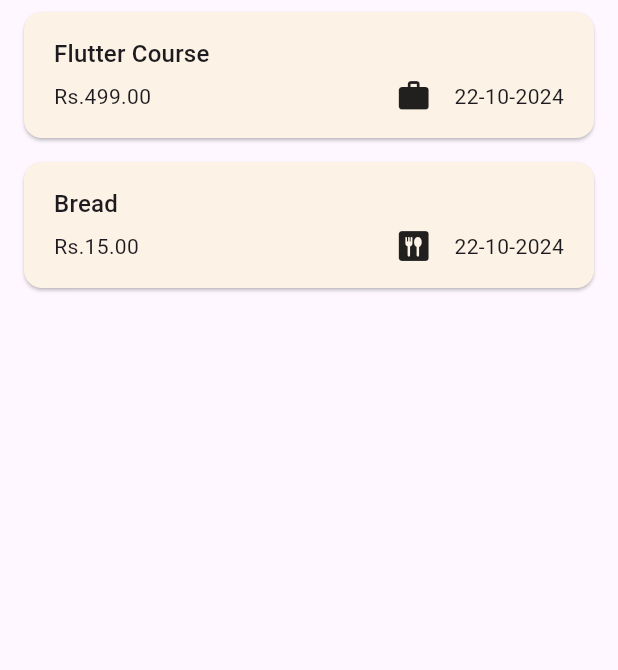
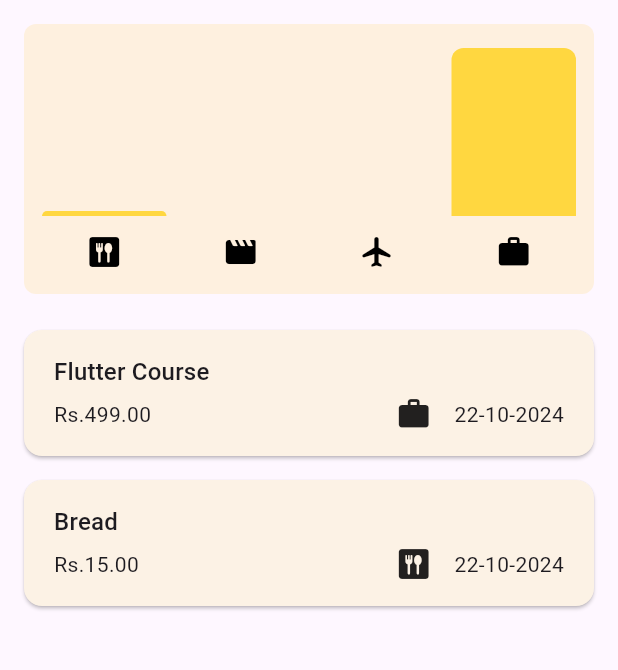
Before and after one commit to Bhavyak789/Expense_Tracker, a Flutter app: the screen it shows after launch, on a phone screen of 412 x 824 dp, the part 84-754 px from its top. Run offline on Flutter 3.47's test engine with Material 3 defaults, Android fonts, the phone set to English and light mode, and no system bars.

Commit message:
Chart added, some color issues fixed

```diff
--- a/lib/main.dart
+++ b/lib/main.dart
@@ -1,5 +1,4 @@
 import 'package:expense_app/widgets/expenses.dart';
-//import 'package:flutter/gestures.dart';
 import 'package:flutter/material.dart';
 
 var kColorScheme = ColorScheme.fromSeed(
@@ -18,11 +17,10 @@ void main() {
     MaterialApp(
       darkTheme: ThemeData.dark().copyWith(
         colorScheme: kDarkColorScheme,
-        //iconTheme: IconThemeData(color: Colors.black),
         elevatedButtonTheme: ElevatedButtonThemeData(
           style: ElevatedButton.styleFrom(
             backgroundColor: Colors.amber,
-            foregroundColor: Colors.black, //kDarkColorScheme.primaryContainer,
+            foregroundColor: Colors.black,
             shape: RoundedRectangleBorder(
               borderRadius: BorderRadius.circular(8),
             ),
@@ -31,8 +29,7 @@ void main() {
         appBarTheme: const AppBarTheme().copyWith(
             backgroundColor: Colors.amber, foregroundColor: Colors.black),
         cardTheme: const CardTheme().copyWith(
-          color: const Color.fromARGB(
-              255, 63, 60, 43), //kDarkColorScheme.onPrimaryFixedVariant,
+          color: const Color.fromARGB(255, 63, 60, 43),
           margin: const EdgeInsets.symmetric(horizontal: 16, vertical: 8),
         ),
         snackBarTheme: const SnackBarThemeData(
@@ -41,10 +38,10 @@ void main() {
             actionTextColor: Colors.amberAccent),
         textTheme: ThemeData().textTheme.copyWith(
               titleMedium: const TextStyle(color: Colors.white, fontSize: 16),
-              bodyMedium: TextStyle(color: Colors.amberAccent),
-              bodyLarge: TextStyle(color: Colors.white),
+              bodyMedium: const TextStyle(color: Colors.white),
+              bodyLarge: const TextStyle(color: Colors.white),
             ),
-        dialogTheme: DialogTheme(
+        dialogTheme: const DialogTheme(
             titleTextStyle: TextStyle(
               color: Colors.amberAccent,
               fontSize: 20,
@@ -63,18 +60,10 @@ void main() {
         ),
         appBarTheme: const AppBarTheme().copyWith(
           backgroundColor: Colors.amberAccent,
-          //foregroundColor: Colors.amberAccent,
         ),
         cardTheme: const CardTheme().copyWith(
           margin: const EdgeInsets.symmetric(horizontal: 16, vertical: 8),
         ),
-        // textTheme: ThemeData().textTheme.copyWith(
-        //       titleMedium: const TextStyle(
-        //           fontWeight: FontWeight.bold,
-        //           fontSize: 16,
-        //           color: Colors.black),
-        //       titleLarge: TextStyle(fontWeight: FontWeight.bold),
-        //     ),
       ),
       themeMode: ThemeMode.system,
       home: const Expenses(),
--- a/lib/models/expense.dart
+++ b/lib/models/expense.dart
@@ -31,3 +31,23 @@ class Expense {
     return formatter.format(date);
   }
 }
+
+class ExpenseBucket {
+  const ExpenseBucket({required this.category, required this.expenses});
+
+  ExpenseBucket.forCategory(List<Expense> allExpenses, this.category)
+      : expenses = allExpenses
+            .where((expense) => expense.category == category)
+            .toList();
+
+  final Category category;
+  final List<Expense> expenses;
+
+  double get totalExpense {
+    double sum = 0;
+    for (final expense in expenses) {
+      sum += expense.amount;
+    }
+    return sum;
+  }
+}
--- /dev/null
+++ b/lib/widgets/chart/chart.dart
@@ -0,0 +1,85 @@
+import 'package:flutter/material.dart';
+
+import 'package:expense_app/widgets/chart/chart_bar.dart';
+import 'package:expense_app/models/expense.dart';
+
+class Chart extends StatelessWidget {
+  const Chart({super.key, required this.expenses});
+
+  final List<Expense> expenses;
+
+  List<ExpenseBucket> get buckets {
+    return [
+      ExpenseBucket.forCategory(expenses, Category.food),
+      ExpenseBucket.forCategory(expenses, Category.lesiure),
+      ExpenseBucket.forCategory(expenses, Category.travel),
+      ExpenseBucket.forCategory(expenses, Category.work),
+    ];
+  }
+
+  double get maxTotalExpense {
+    double maxTotalExpense = 0;
+
+    for (final bucket in buckets) {
+      if (bucket.totalExpense > maxTotalExpense) {
+        maxTotalExpense = bucket.totalExpense;
+      }
+    }
+
+    return maxTotalExpense;
+  }
+
+  @override
+  Widget build(BuildContext context) {
+    final isDarkMode =
+        MediaQuery.of(context).platformBrightness == Brightness.dark;
+    return Container(
+      margin: const EdgeInsets.all(16),
+      padding: const EdgeInsets.symmetric(
+        vertical: 16,
+        horizontal: 8,
+      ),
+      width: double.infinity,
+      height: 180,
+      decoration: BoxDecoration(
+        borderRadius: BorderRadius.circular(8),
+        color: isDarkMode
+            ? Color.fromARGB(255, 63, 60, 43)
+            : Theme.of(context).colorScheme.primary.withOpacity(0.13),
+      ),
+      child: Column(
+        children: [
+          Expanded(
+            child: Row(
+              crossAxisAlignment: CrossAxisAlignment.end,
+              children: [
+                for (final bucket in buckets) // alternative to map()
+                  ChartBar(
+                    fill: bucket.totalExpense == 0
+                        ? 0
+                        : bucket.totalExpense / maxTotalExpense,
+                  )
+              ],
+            ),
+          ),
+          const SizedBox(height: 12),
+          Row(
+            children: buckets
+                .map(
+                  (bucket) => Expanded(
+                    child: Padding(
+                      padding: const EdgeInsets.symmetric(horizontal: 4),
+                      child: Icon(categoryIcons[bucket.category],
+                          color: isDarkMode
+                              ? Theme.of(context).colorScheme.secondary
+                              : Colors.black),
+                    ),
+                  ),
+                )
+                .toList(),
+          )
+        ],
+      ),
+    );
+  }
+}
--- /dev/null
+++ b/lib/widgets/chart/chart_bar.dart
@@ -0,0 +1,33 @@
+import 'package:flutter/material.dart';
+
+class ChartBar extends StatelessWidget {
+  const ChartBar({
+    super.key,
+    required this.fill,
+  });
+
+  final double fill;
+
+  @override
+  Widget build(BuildContext context) {
+    final isDarkMode =
+        MediaQuery.of(context).platformBrightness == Brightness.dark;
+    return Expanded(
+      child: Padding(
+        padding: const EdgeInsets.symmetric(horizontal: 4),
+        child: FractionallySizedBox(
+          heightFactor: fill,
+          child: DecoratedBox(
+            decoration: BoxDecoration(
+                shape: BoxShape.rectangle,
+                borderRadius:
+                    const BorderRadius.vertical(top: Radius.circular(8)),
+                color: isDarkMode
+                    ? Theme.of(context).colorScheme.secondary
+                    : Colors.amberAccent),
+          ),
+        ),
+      ),
+    );
+  }
+}
--- a/lib/widgets/expenses.dart
+++ b/lib/widgets/expenses.dart
@@ -1,3 +1,4 @@
+import 'package:expense_app/widgets/chart/chart.dart';
 import 'package:expense_app/widgets/expenses_list/expense_list.dart';
 import 'package:expense_app/models/expense.dart';
 import 'package:expense_app/widgets/new_expense.dart';
@@ -95,6 +96,9 @@ class _ExpensesState extends State<Expenses> {
         ),
         body: Column(
           children: [
+            Chart(expenses: _registeredExpenses),
+            //const SizedBox(height: 16),
+            //Text('Total Expense :  $total'),
             //const Text('CHART',style: TextStyle(fontSize: 20),),
             Expanded(child: mainContent)
           ],
--- a/lib/widgets/new_expense.dart
+++ b/lib/widgets/new_expense.dart
@@ -1,5 +1,4 @@
 //import 'package:expense_app/widgets/expenses.dart';
-import 'package:expense_app/main.dart';
 import 'package:flutter/material.dart';
 import 'package:expense_app/models/expense.dart';
 
```
